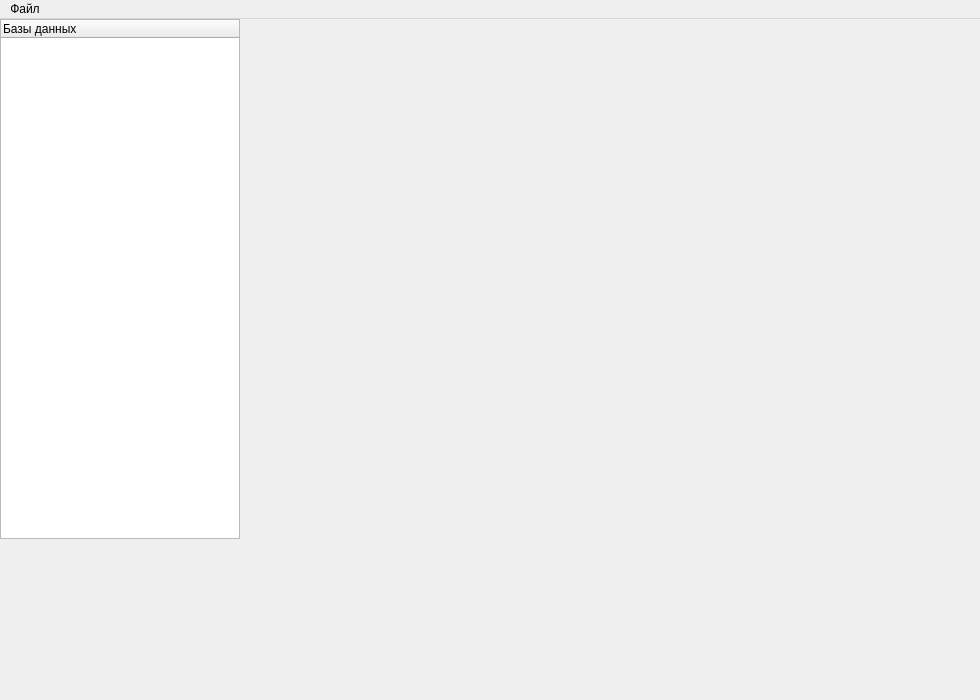
Above: src/main.ui from Odrian/SimpleSQLiteEditor before the change. Below: the same form after it.
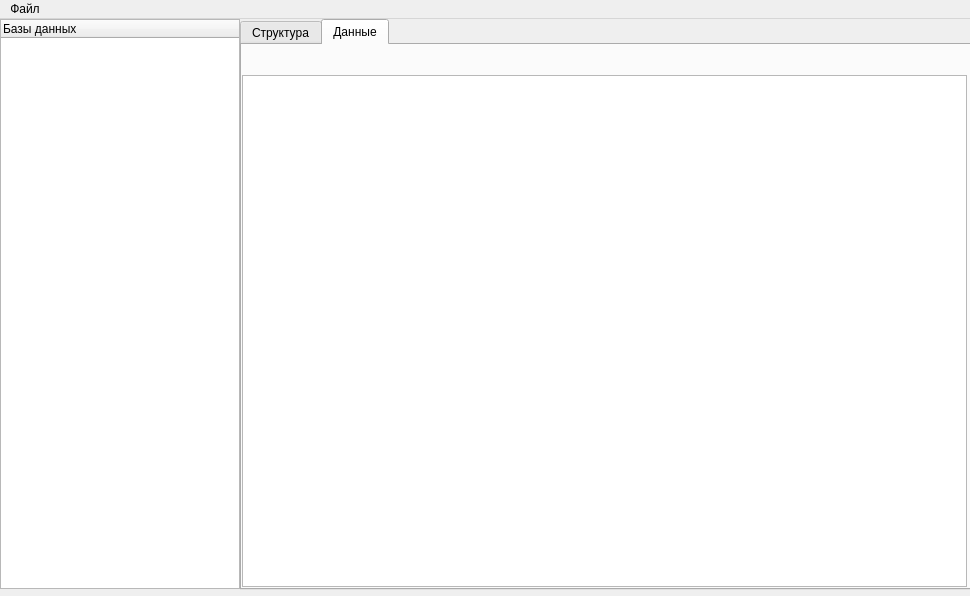
That is the form after the change.

The edit to the form file:
```diff
--- a/src/main.ui
+++ b/src/main.ui
@@ -6,8 +6,8 @@
    <rect>
     <x>0</x>
     <y>0</y>
-    <width>980</width>
-    <height>700</height>
+    <width>970</width>
+    <height>596</height>
    </rect>
   </property>
   <property name="windowTitle">
@@ -20,7 +20,7 @@
       <x>0</x>
       <y>0</y>
       <width>240</width>
-      <height>520</height>
+      <height>570</height>
      </rect>
     </property>
     <column>
@@ -29,13 +29,56 @@
      </property>
     </column>
    </widget>
+   <widget class="QTabWidget" name="tabWidget">
+    <property name="geometry">
+     <rect>
+      <x>240</x>
+      <y>0</y>
+      <width>731</width>
+      <height>571</height>
+     </rect>
+    </property>
+    <property name="currentIndex">
+     <number>1</number>
+    </property>
+    <widget class="QWidget" name="tab1">
+     <attribute name="title">
+      <string>Структура</string>
+     </attribute>
+     <widget class="QTableView" name="table1">
+      <property name="geometry">
+       <rect>
+        <x>0</x>
+        <y>30</y>
+        <width>725</width>
+        <height>512</height>
+       </rect>
+      </property>
+     </widget>
+    </widget>
+    <widget class="QWidget" name="tab2">
+     <attribute name="title">
+      <string>Данные</string>
+     </attribute>
+     <widget class="QTableView" name="table2">
+      <property name="geometry">
+       <rect>
+        <x>0</x>
+        <y>30</y>
+        <width>725</width>
+        <height>512</height>
+       </rect>
+      </property>
+     </widget>
+    </widget>
+   </widget>
   </widget>
   <widget class="QMenuBar" name="menubar">
    <property name="geometry">
     <rect>
      <x>0</x>
      <y>0</y>
-     <width>980</width>
+     <width>970</width>
      <height>26</height>
     </rect>
    </property>
```
